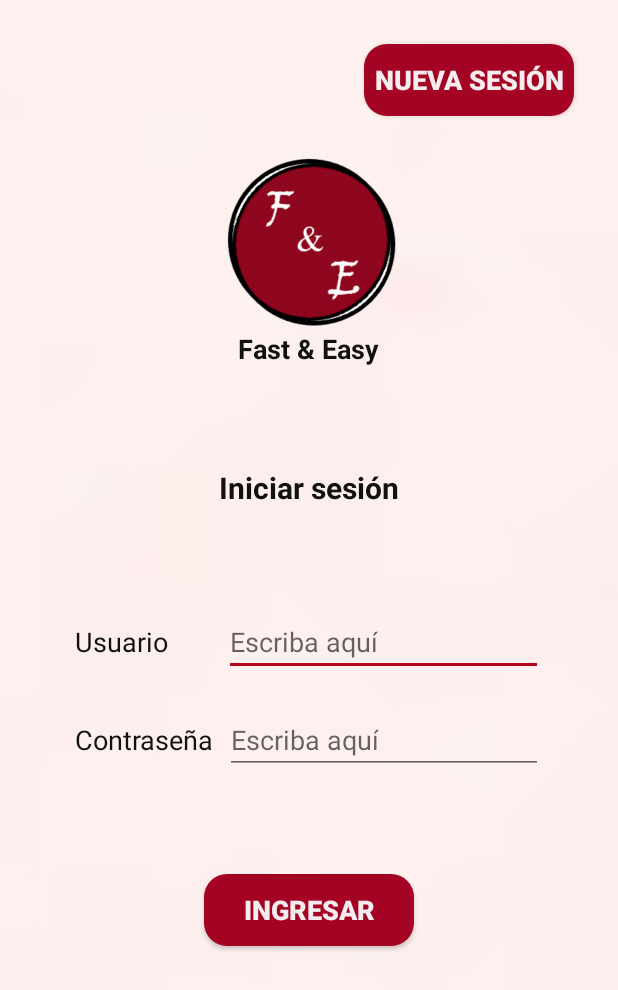
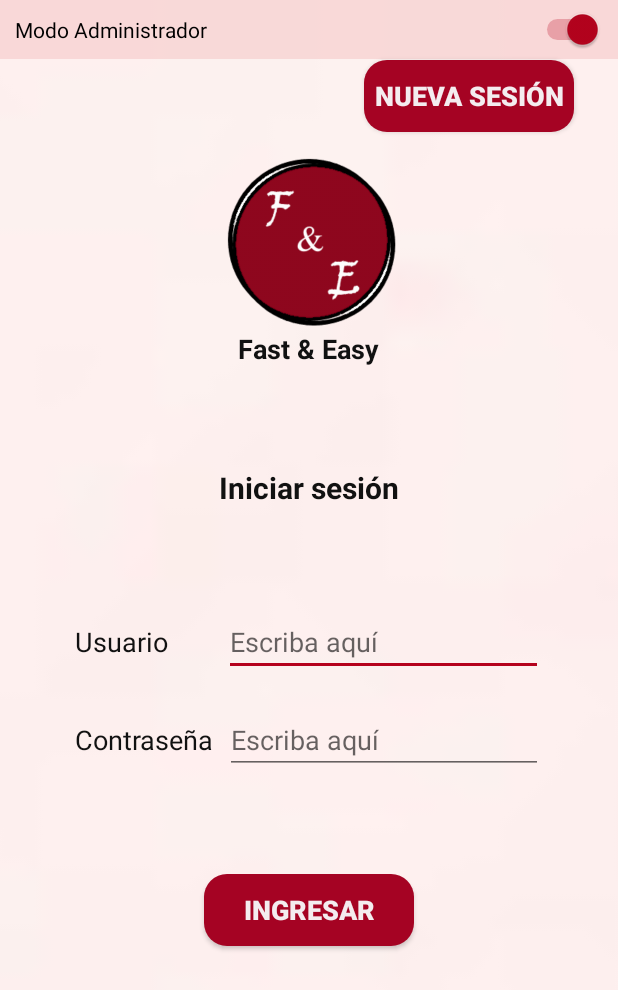
Before and after one commit to LuCisneros/Gupo-Hello-World---Programacion-3, an Android app: the screen it shows after launch (LoginActivity), on a phone screen of 412 x 824 dp. Shown: the top 990 px of the screen. Run offline under Robolectric (Android 15) with nearby library versions, the phone set to English and light mode, and no system bars.

Commit message:
Update activity_login.xml

```diff
--- a/app/src/main/res/layout/activity_login.xml
+++ b/app/src/main/res/layout/activity_login.xml
@@ -10,13 +10,23 @@
         android:scaleType="centerCrop"
         android:src="@drawable/fondo"/>
 
+    <Switch
+        android:id="@+id/switchAdmin"
+        android:layout_width="match_parent"
+        android:layout_height="wrap_content"
+        android:background="@color/colorLightRed"
+        android:checked="true"
+        android:enabled="true"
+        android:padding="10dp"
+        android:text="Modo Administrador" />
+
     <Button
         android:id="@+id/newSesion"
         android:layout_width="140dp"
         android:layout_height="wrap_content"
         android:background="@drawable/bkg_ground"
         android:layout_marginRight="@dimen/margin_small"
-        android:layout_marginTop="@dimen/margin_small"
+        android:layout_marginTop="40dp"
         android:layout_gravity="top|end"
         android:text="@string/nuevaSesion"
         android:textSize="18sp"
```
